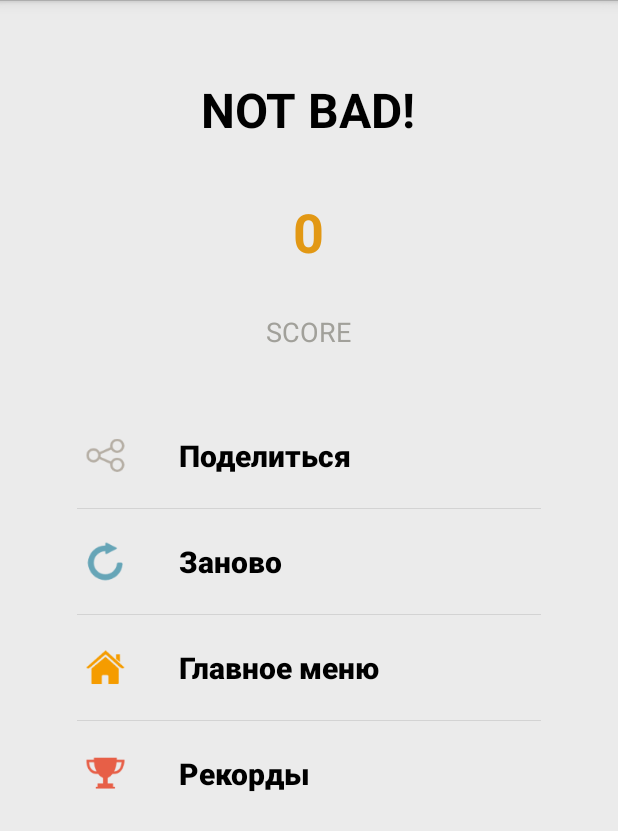
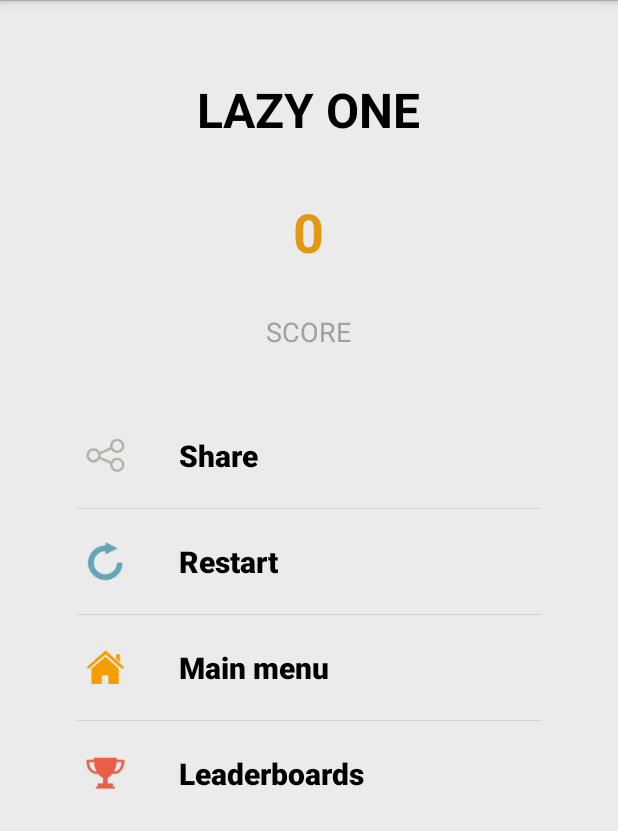
Before and after one commit to Dwite/BiggerSmaller, an Android app: the ResultActivity screen opened directly, with no data from a screen before it, on a phone screen of 412 x 824 dp. Shown: the top 831 px of the screen. Run offline under Robolectric (Android 15) with nearby library versions, the phone set to English and light mode, and no system bars; our stand-ins replace ButterKnife; 5 statements that could not run were skipped.

Commit message:
Testing release. Added achiv and leaderboards icons and buttons. Added naming text.

```diff
--- a/app/build.gradle
+++ b/app/build.gradle
@@ -8,8 +8,8 @@ android {
         applicationId "smartfoxlabs.higherlower"
         minSdkVersion 14
         targetSdkVersion 21
-        versionCode 3
-        versionName "0.81"
+        versionCode 5
+        versionName "1.0"
     }
     buildTypes {
         release {
--- a/app/src/main/java/smartfoxlabs/higherlower/BaseActivity.java
+++ b/app/src/main/java/smartfoxlabs/higherlower/BaseActivity.java
@@ -22,6 +22,7 @@ public class BaseActivity extends BaseGameActivity {
     public static final String APP_PREFERENCES = "HigherLower";
     public static final String APP_PREFERENCES_SOUND = "Sound";
     public static final String APP_PREFERENCES_VIBRO = "Vibration";
+    public static final String APP_PREFERENCES_HELP = "Tutorial";
 
     protected int RESULT_CODE;
     public static final int REQUEST_CODE = 1002;
--- a/app/src/main/java/smartfoxlabs/higherlower/ResultActivity.java
+++ b/app/src/main/java/smartfoxlabs/higherlower/ResultActivity.java
@@ -31,6 +31,9 @@ public class ResultActivity extends BaseActivity {
 
     @InjectView(R.id.lstResultMenu)
     ListView lstMenu;
+
+    @InjectView(R.id.tvScoreStatus)
+    TextView tvScoreName;
 
     int score;
     ResultMenuAdapter adapter;
@@ -105,6 +108,25 @@ public class ResultActivity extends BaseActivity {
                 }
             }
         });
+        String[] names = getResources().getStringArray(R.array.naming);
+        String name = getString(R.string.bad_luck);
+        if (score >= 0)
+            name = names[0];
+        if (score >= 5)
+            name = names[1];
+        if (score >= 15)
+            name = names[2];
+        if (score >= 25)
+            name = names[3];
+        if (score >= 50)
+            name = names[4];
+        if (score >= 100)
+            name = names[5];
+        if (score >= 180)
+            name = names[6];
+        if (score >= 1000)
+            name = names[7];
+        tvScoreName.setText(name);
 
     }
 
--- a/app/src/main/res/values/strings.xml
+++ b/app/src/main/res/values/strings.xml
@@ -2,35 +2,46 @@
 <resources>
 
     <string name="app_name">HigherLower</string>
-    <string name="home">Домой</string>
-    <string name="restart">Заново</string>
-    <string name="score">Очки</string>
-    <string name="timer">Таймер</string>
-    <string name="game_time">Игра на время</string>
-    <string name="game_arcade">Аркада</string>
-    <string name="game_multiplayer">Сетевая игра</string>
-    <string name="title_activity_result">Результаты</string>
-    <string name="action_settings">Настройки</string>
-    <string name="share_start">Сможешь побить этот счёт %d очков в #higherlower.</string>
-    <string name="help">Проведите по экрану вверх или вниз, если текущее число больше или меньше, чем предыдущее</string>
-    <string name="ok">ОК</string>
+    <string name="home">Home</string>
+    <string name="restart">Restart</string>
+    <string name="score">Points</string>
+    <string name="timer">Timer</string>
+    <string name="game_time">Time mode</string>
+    <string name="game_arcade">Arcade</string>
+    <string name="game_multiplayer">Multiplayer</string>
+    <string name="title_activity_result">Results</string>
+    <string name="action_settings">Settings</string>
+    <string name="share_start">Can you beath this score %d points in #higherlower.</string>
+    <string name="help">Swipe up or down, if current number higher or lower, then previous</string>
+    <string name="ok">OK</string>
 
     <string name="time_value">00:%d</string>
     <string-array name="result_menu">
-        <item>Поделиться</item>
-        <item>Заново</item>
-        <item>Главное меню</item>
-        <item>Рекорды</item>
+        <item>Share</item>
+        <item>Restart</item>
+        <item>Main menu</item>
+        <item>Leaderboards</item>
     </string-array>
 
     <string-array name="main_menu">
-        <item>Игра на время</item>
-        <item>Аркада</item>
-        <item>Сетевая игра</item>
+        <item>Time mode</item>
+        <item>Arcade</item>
+        <item>Multiplayer</item>
     </string-array>
 
-    <string name="indev">В разработке</string>
+    <string name="indev">In development</string>
 
     <string name="title_activity_menu">MenuActivity</string>
+    <string-array name="naming">
+        <item>Lazy one</item>
+        <item>Train harder</item>
+        <item>Tiny result</item>
+        <item>Good job</item>
+        <item>Smart one</item>
+        <item>Einstein</item>
+        <item>Asian</item>
+        <item>God of HigherLower</item>
+    </string-array>
 
+    <string name="bad_luck">Bad luck Brian</string>
 </resources>
```
Also changed, not shown: app/src/main/java/smartfoxlabs/higherlower/MenuActivity.java (+14 -2 lines), app/src/main/res/layout/activity_menu.xml (+9 -5 lines), app/src/main/res/drawable-hdpi/ic_achiv.png (added), app/src/main/res/drawable-hdpi/ic_leaderboards.png (added), app/src/main/res/drawable-mdpi/ic_achiv.png (added), app/src/main/res/drawable-mdpi/ic_leaderboards.png (added), app/src/main/res/drawable-xhdpi/ic_achiv.png (added), app/src/main/res/drawable-xhdpi/ic_leaderboards.png (added), app/src/main/res/drawable-xxhdpi/ic_achiv.png (added), app/src/main/res/drawable-xxhdpi/ic_leaderboards.png (added), 4 other files.
